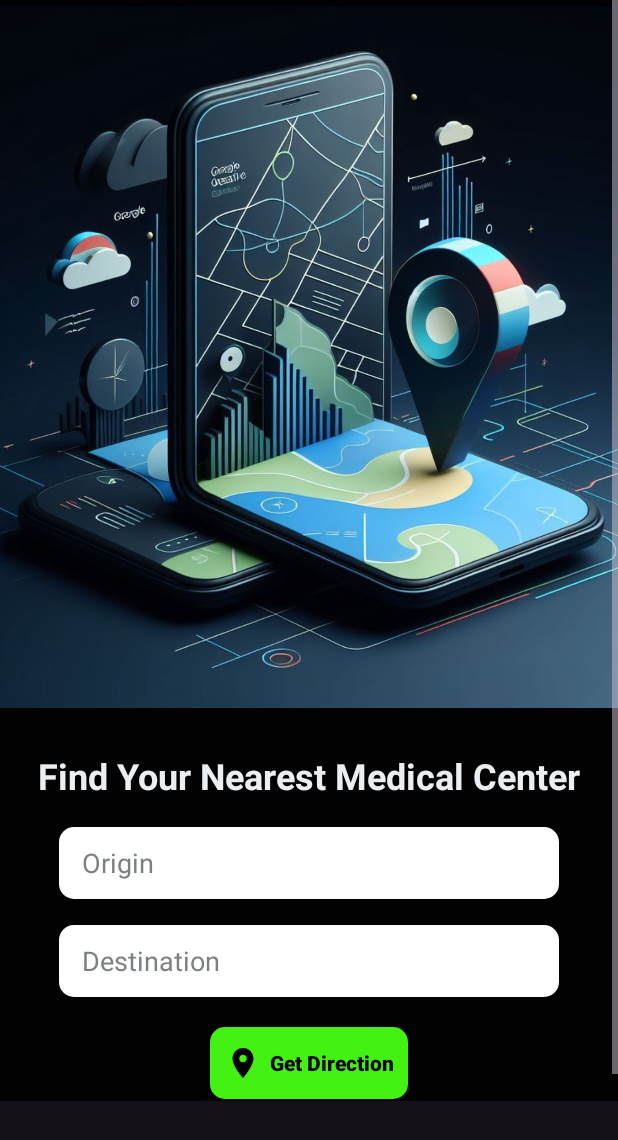
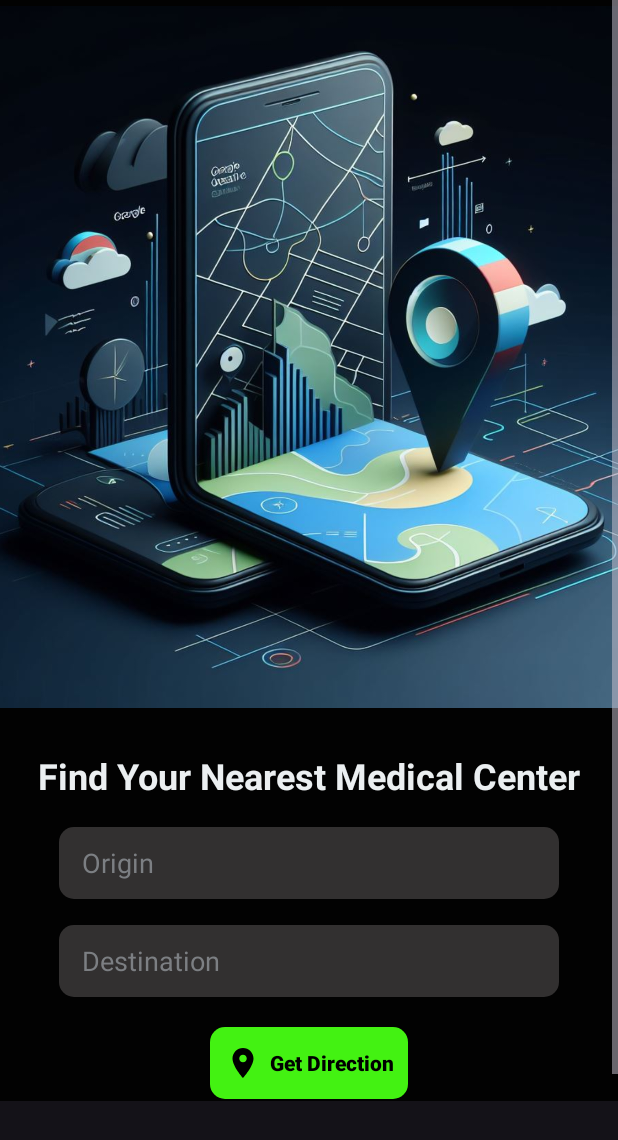
Before and after one commit to kavinda-100/EEI4369-Health-Tracker-App, an Android app: the layout fragment_map.xml on its own in the app's theme, with its tools: preview values and no code run, on a phone screen of 412 x 824 dp. Shown: the top 1140 px of the screen. Run offline under Robolectric (Android 15) with nearby library versions, the phone set to English and light mode, and no system bars.

Commit message:
add styles to map fragment inputs

```diff
--- a/app/src/main/res/layout/fragment_map.xml
+++ b/app/src/main/res/layout/fragment_map.xml
@@ -55,7 +55,6 @@
         android:inputType="text"
         style="@style/input_hint_and_text_and_bg"
         android:textSize="18sp"
-        android:background="@drawable/input_background"
         android:paddingHorizontal="15dp"
         android:paddingVertical="10dp"
         app:layout_constraintBottom_toBottomOf="parent"
@@ -75,7 +74,6 @@
         android:inputType="text"
         style="@style/input_hint_and_text_and_bg"
         android:textSize="18sp"
-        android:background="@drawable/input_background"
         android:paddingHorizontal="15dp"
         android:paddingVertical="10dp"
         app:layout_constraintBottom_toBottomOf="parent"
```
